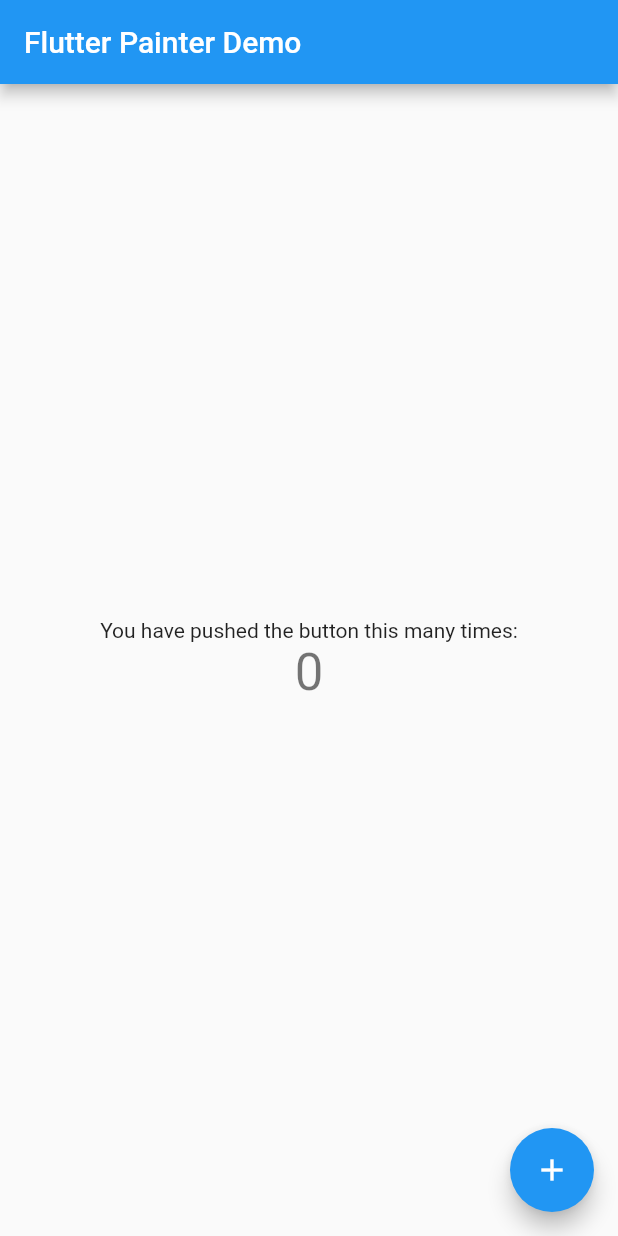
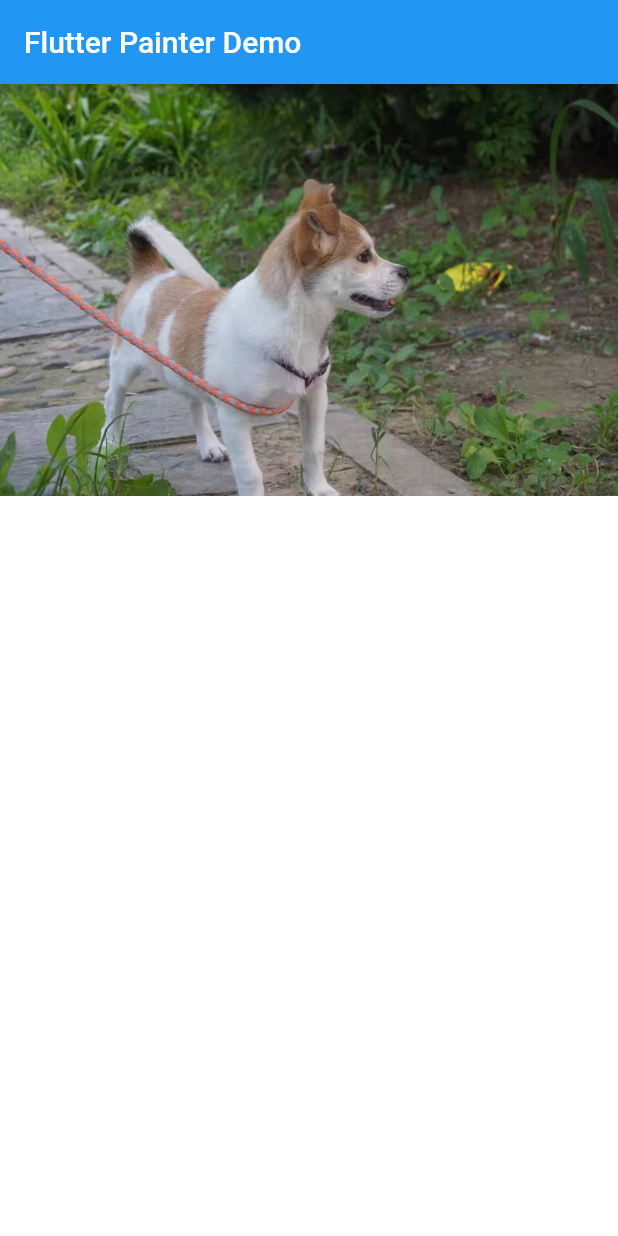
Before and after one commit to BytesZero/flutter_painter, a Flutter app: the screen it shows after launch, on a phone screen of 412 x 824 dp. Run offline on Flutter 3.47's test engine with Material 2 defaults, Android fonts, the phone set to English and light mode, and no system bars.

Commit message:
1、添加缩放和移动

```diff
--- /dev/null
+++ b/example/lib/home_page.dart
@@ -0,0 +1,80 @@
+import 'dart:math' as math;
+
+import 'package:flutter/material.dart';
+import 'package:flutter/widgets.dart';
+
+/// 首页
+class HomePage extends StatefulWidget {
+  HomePage({Key key}) : super(key: key);
+
+  @override
+  _HomePageState createState() => _HomePageState();
+}
+
+class _HomePageState extends State<HomePage>
+    with AutomaticKeepAliveClientMixin {
+  String imageUrl = 'assets/images/huaxiong.jpeg';
+
+  double _scale = 1.0;
+  double _tmpScale = 1.0;
+  double _moveX = 0.0;
+  double _tmpMoveX = 0.0;
+  double _moveY = 0.0;
+  double _tmpMoveY = 0.0;
+  double _rotation = 0.0;
+  double _tmpRotation = 0.0;
+
+  Offset _tmpFocal = Offset.zero;
+  Matrix4 matrix4;
+
+  @override
+  bool get wantKeepAlive => true;
+
+  @override
+  Widget build(BuildContext context) {
+    matrix4 = Matrix4.identity()
+      ..scale(_scale, _scale)
+      ..translate(_moveX, _moveY);
+    // ..rotateZ(_rotation);
+    return Scaffold(
+      appBar: AppBar(
+        title: Text('Flutter Painter Demo'),
+      ),
+      body: Container(
+        color: Colors.white,
+        child: Center(
+          child: Transform(
+            transform: matrix4,
+            alignment: FractionalOffset.center,
+            child: Stack(
+              children: [
+                Image.asset(imageUrl),
+                GestureDetector(
+                  onScaleStart: (details) {
+                    _tmpFocal = details.focalPoint;
+                    _tmpMoveX = _moveX;
+                    _tmpMoveY = _moveY;
+                    _tmpScale = _scale;
+                    _tmpRotation = _rotation;
+
+                    debugPrint(
+                        'onScaleStart _tmpFocal:$_tmpFocal _tmpMoveX:$_tmpMoveX _tmpMoveY:$_tmpMoveY _tmpScale:$_tmpScale _tmpRotation:$_tmpRotation details:${details.toString()}');
+                  },
+                  onScaleUpdate: (details) {
+                    _moveX = _tmpMoveX +
+                        (details.focalPoint.dx - _tmpFocal.dx) / _tmpScale;
+                    _moveY = _tmpMoveY +
+                        (details.focalPoint.dy - _tmpFocal.dy) / _tmpScale;
+                    _scale = _tmpScale * details.scale;
+                    _rotation = _tmpRotation + details.rotation;
+                    setState(() {});
+                  },
+                )
+              ],
+            ),
+          ),
+        ),
+      ),
+    );
+  }
+}
--- a/example/lib/main.dart
+++ b/example/lib/main.dart
@@ -1,4 +1,5 @@
 import 'package:flutter/material.dart';
+import 'home_page.dart';
 
 void main() {
   runApp(MyApp());
@@ -26,92 +27,7 @@ class MyApp extends StatelessWidget {
         // closer together (more dense) than on mobile platforms.
         visualDensity: VisualDensity.adaptivePlatformDensity,
       ),
-      home: MyHomePage(title: 'Flutter Painter Demo'),
+      home: HomePage(),
     );
   }
 }
-
-class MyHomePage extends StatefulWidget {
-  MyHomePage({Key key, this.title}) : super(key: key);
-
-  // This widget is the home page of your application. It is stateful, meaning
-  // that it has a State object (defined below) that contains fields that affect
-  // how it looks.
-
-  // This class is the configuration for the state. It holds the values (in this
-  // case the title) provided by the parent (in this case the App widget) and
-  // used by the build method of the State. Fields in a Widget subclass are
-  // always marked "final".
-
-  final String title;
-
-  @override
-  _MyHomePageState createState() => _MyHomePageState();
-}
-
-class _MyHomePageState extends State<MyHomePage> {
-  int _counter = 0;
-
-  void _incrementCounter() {
-    setState(() {
-      // This call to setState tells the Flutter framework that something has
-      // changed in this State, which causes it to rerun the build method below
-      // so that the display can reflect the updated values. If we changed
-      // _counter without calling setState(), then the build method would not be
-      // called again, and so nothing would appear to happen.
-      _counter++;
-    });
-  }
-
-  @override
-  Widget build(BuildContext context) {
-    // This method is rerun every time setState is called, for instance as done
-    // by the _incrementCounter method above.
-    //
-    // The Flutter framework has been optimized to make rerunning build methods
-    // fast, so that you can just rebuild anything that needs updating rather
-    // than having to individually change instances of widgets.
-    return Scaffold(
-      appBar: AppBar(
-        // Here we take the value from the MyHomePage object that was created by
-        // the App.build method, and use it to set our appbar title.
-        title: Text(widget.title),
-      ),
-      body: Center(
-        // Center is a layout widget. It takes a single child and positions it
-        // in the middle of the parent.
-        child: Column(
-          // Column is also a layout widget. It takes a list of children and
-          // arranges them vertically. By default, it sizes itself to fit its
-          // children horizontally, and tries to be as tall as its parent.
-          //
-          // Invoke "debug painting" (press "p" in the console, choose the
-          // "Toggle Debug Paint" action from the Flutter Inspector in Android
-          // Studio, or the "Toggle Debug Paint" command in Visual Studio Code)
-          // to see the wireframe for each widget.
-          //
-          // Column has various properties to control how it sizes itself and
-          // how it positions its children. Here we use mainAxisAlignment to
-          // center the children vertically; the main axis here is the vertical
-          // axis because Columns are vertical (the cross axis would be
-          // horizontal).
-          mainAxisAlignment: MainAxisAlignment.center,
-          children: <Widget>[
-            Text(
-              'You have pushed the button this many times:',
-            ),
-            Text(
-              '$_counter',
-              style: Theme.of(context).textTheme.headline4,
-            ),
-          ],
-        ),
-      ),
-      floatingActionButton: FloatingActionButton(
-        onPressed: _incrementCounter,
-        tooltip: 'Increment',
-        child: Icon(Icons.add),
-      ), // This trailing comma makes auto-formatting nicer for build methods.
-    );
-  }
-}
--- a/example/pubspec.yaml
+++ b/example/pubspec.yaml
@@ -44,8 +44,8 @@ flutter:
   # the material Icons class.
   uses-material-design: true
   # To add assets to your application, add an assets section, like this:
-  # assets:
-  #   - images/a_dot_burr.jpeg
+  assets:
+    - assets/images/huaxiong.jpeg
   #   - images/a_dot_ham.jpeg
   # An image asset can refer to one or more resolution-specific "variants", see
   # https://flutter.dev/assets-and-images/#resolution-aware.
```
Also changed, not shown: example/assets/images/huaxiong.jpeg (added).
